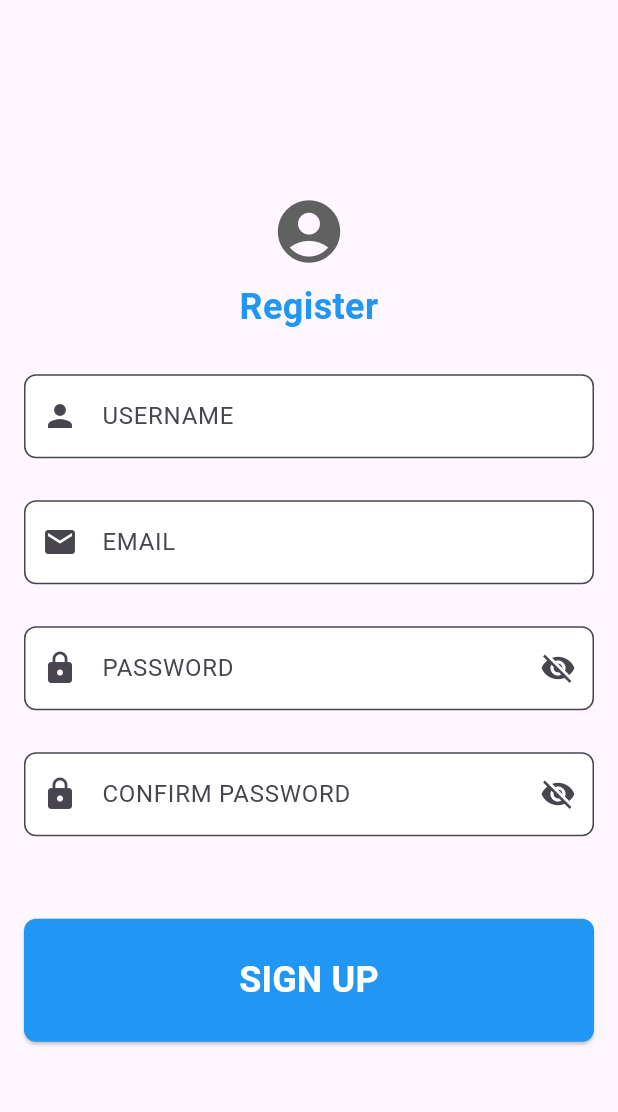
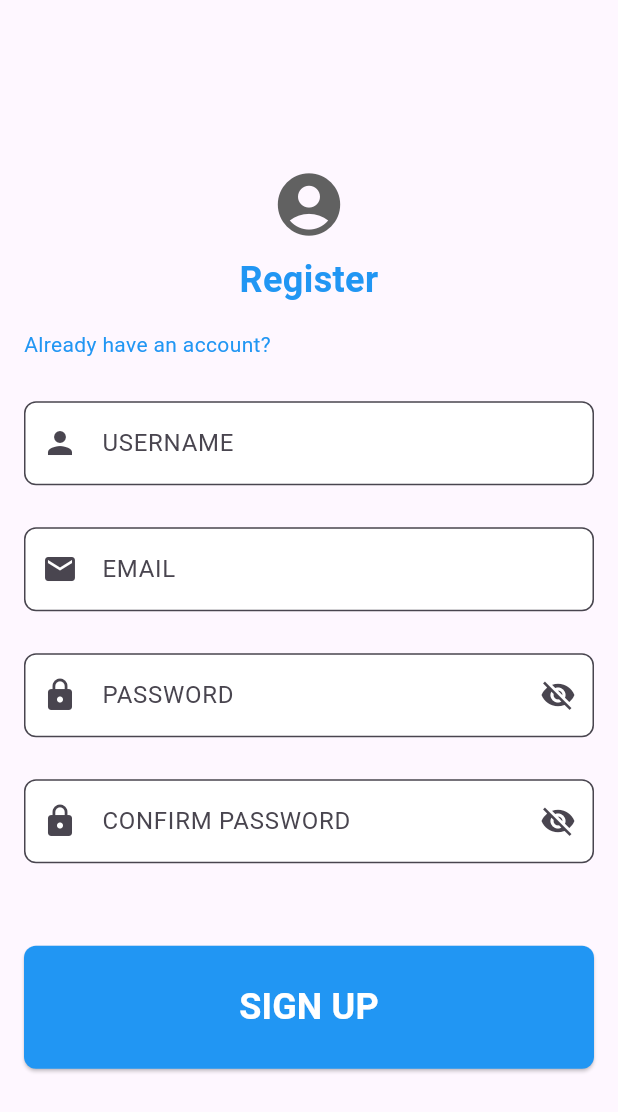
Before and after one commit to nguyenhoangviethung/Apartment-Management, a Flutter app: the Register screen opened directly, on a phone screen of 412 x 824 dp. Shown: the top 1112 px of the screen. Run offline on Flutter 3.47's test engine with Material 3 defaults, Android fonts, the phone set to English and light mode, and no system bars.

Commit message:
Update register.dart

```diff
--- a/frontend/lib/View/Authentication/register.dart
+++ b/frontend/lib/View/Authentication/register.dart
@@ -47,7 +47,11 @@ class _RegisterState extends State<Register> {
                   mainAxisAlignment: MainAxisAlignment.center,
                   crossAxisAlignment: CrossAxisAlignment.stretch,
                   children: [
-                    Icon(Icons.account_circle, size: 50, color: Colors.grey[700]),
+                    // Icon và chữ Register nằm ngay dưới icon
+                    Column(
+                      children: [
+                        Icon(Icons.account_circle,
+                            size: 50, color: Colors.grey[700]),
                         SizedBox(height: 8),
                         const Text(
                           'Register',
@@ -58,7 +62,35 @@ class _RegisterState extends State<Register> {
                           ),
                           textAlign: TextAlign.center,
                         ),
+                      ],
+                    ),
+                    SizedBox(height: 16), // Khoảng cách nhỏ trước khi xuống dòng
+
+                    // Dòng chứa "Already have an account?" ở ngoài cùng bên trái
+                    Row(
+                      children: [
+                        GestureDetector(
+                          onTap: () {
+                            // Chuyển về màn hình Login khi ấn vào
+                            Navigator.pushReplacement(
+                              context,
+                              MaterialPageRoute(
+                                builder: (context) => Login(),
+                              ),
+                            );
+                          },
+                          child: Text(
+                            "Already have an account?",
+                            style: TextStyle(
+                              fontSize: 14,
+                              color: Colors.blue,
+                            ),
+                          ),
+                        ),
+                      ],
+                    ),
                     SizedBox(height: 28),
+
                     // Username field
                     TextFormField(
                       controller: _username,
```
Lines whose indentation alone changed are shown as unchanged.
